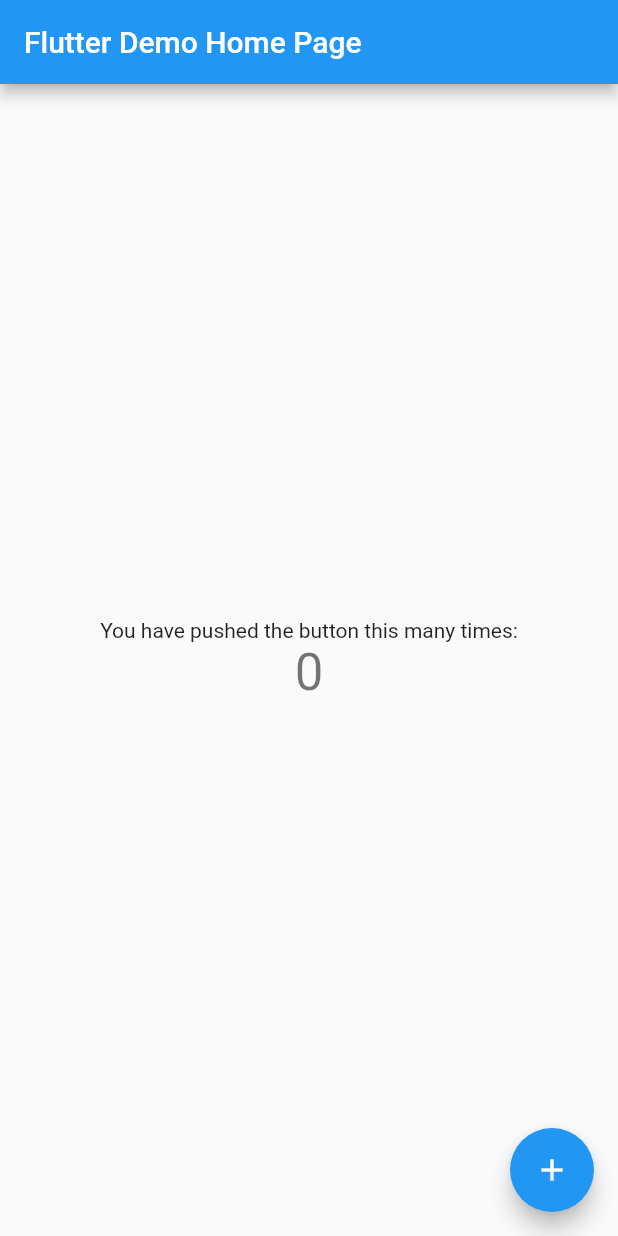
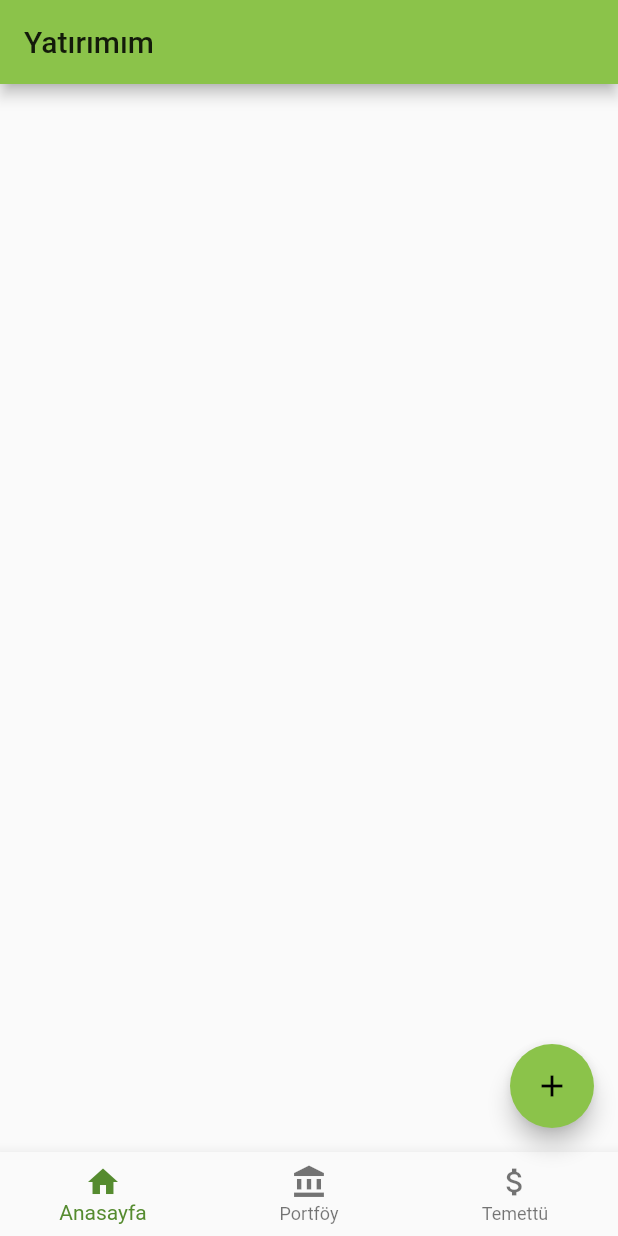
Before and after one commit to farukguner/my_investing, a Flutter app: the screen it shows after launch, on a phone screen of 412 x 824 dp. Run offline on Flutter 3.47's test engine with Material 2 defaults, Android fonts, the light colour scheme and no system bars.

Commit message:
[2] UI düzenlemeleri yapıldı.

```diff
--- a/lib/main.dart
+++ b/lib/main.dart
@@ -9,40 +9,19 @@
   @override
   Widget build(BuildContext context) {
     return MaterialApp(
-      title: 'Flutter Demo',
+      debugShowCheckedModeBanner: false,
+      title: 'Yatırımım',
       theme: ThemeData(
-        // This is the theme of your application.
-        //
-        // Try running your application with "flutter run". You'll see the
-        // application has a blue toolbar. Then, without quitting the app, try
-        // changing the primarySwatch below to Colors.green and then invoke
-        // "hot reload" (press "r" in the console where you ran "flutter run",
-        // or simply save your changes to "hot reload" in a Flutter IDE).
-        // Notice that the counter didn't reset back to zero; the application
-        // is not restarted.
-        primarySwatch: Colors.blue,
-        // This makes the visual density adapt to the platform that you run
-        // the app on. For desktop platforms, the controls will be smaller and
-        // closer together (more dense) than on mobile platforms.
+        primarySwatch: Colors.lightGreen,
         visualDensity: VisualDensity.adaptivePlatformDensity,
       ),
-      home: MyHomePage(title: 'Flutter Demo Home Page'),
+      home: MyHomePage(title: 'Yatırımım'),
     );
   }
 }
 
 class MyHomePage extends StatefulWidget {
   MyHomePage({Key key, this.title}) : super(key: key);
-
-  // This widget is the home page of your application. It is stateful, meaning
-  // that it has a State object (defined below) that contains fields that affect
-  // how it looks.
-
-  // This class is the configuration for the state. It holds the values (in this
-  // case the title) provided by the parent (in this case the App widget) and
-  // used by the build method of the State. Fields in a Widget subclass are
-  // always marked "final".
-
   final String title;
 
   @override
@@ -50,68 +29,50 @@
 }
 
 class _MyHomePageState extends State<MyHomePage> {
-  int _counter = 0;
+  int _selectedIndex = 0;
 
-  void _incrementCounter() {
+  void _onItemTapped(int index) {
     setState(() {
-      // This call to setState tells the Flutter framework that something has
-      // changed in this State, which causes it to rerun the build method below
-      // so that the display can reflect the updated values. If we changed
-      // _counter without calling setState(), then the build method would not be
-      // called again, and so nothing would appear to happen.
-      _counter++;
+      _selectedIndex = index;
     });
   }
 
   @override
   Widget build(BuildContext context) {
-    // This method is rerun every time setState is called, for instance as done
-    // by the _incrementCounter method above.
-    //
-    // The Flutter framework has been optimized to make rerunning build methods
-    // fast, so that you can just rebuild anything that needs updating rather
-    // than having to individually change instances of widgets.
     return Scaffold(
       appBar: AppBar(
-        // Here we take the value from the MyHomePage object that was created by
-        // the App.build method, and use it to set our appbar title.
         title: Text(widget.title),
       ),
       body: Center(
-        // Center is a layout widget. It takes a single child and positions it
-        // in the middle of the parent.
         child: Column(
-          // Column is also a layout widget. It takes a list of children and
-          // arranges them vertically. By default, it sizes itself to fit its
-          // children horizontally, and tries to be as tall as its parent.
-          //
-          // Invoke "debug painting" (press "p" in the console, choose the
-          // "Toggle Debug Paint" action from the Flutter Inspector in Android
-          // Studio, or the "Toggle Debug Paint" command in Visual Studio Code)
-          // to see the wireframe for each widget.
-          //
-          // Column has various properties to control how it sizes itself and
-          // how it positions its children. Here we use mainAxisAlignment to
-          // center the children vertically; the main axis here is the vertical
-          // axis because Columns are vertical (the cross axis would be
-          // horizontal).
           mainAxisAlignment: MainAxisAlignment.center,
-          children: <Widget>[
-            Text(
-              'You have pushed the button this many times:',
-            ),
-            Text(
-              '$_counter',
-              style: Theme.of(context).textTheme.headline4,
-            ),
-          ],
+          children: <Widget>[],
         ),
       ),
+      bottomNavigationBar: BottomNavigationBar(
+        items: const <BottomNavigationBarItem>[
+          BottomNavigationBarItem(
+            icon: Icon(Icons.home),
+            title: Text('Anasayfa'),
+          ),
+          BottomNavigationBarItem(
+            icon: Icon(Icons.account_balance),
+            title: Text('Portföy'),
+          ),
+          BottomNavigationBarItem(
+            icon: Icon(Icons.attach_money),
+            title: Text('Temettü'),
+          ),
+        ],
+        currentIndex: _selectedIndex,
+        selectedItemColor: Colors.lightGreen[800],
+        onTap: _onItemTapped,
+      ),
       floatingActionButton: FloatingActionButton(
-        onPressed: _incrementCounter,
+        onPressed: null,
         tooltip: 'Increment',
         child: Icon(Icons.add),
-      ), // This trailing comma makes auto-formatting nicer for build methods.
+      ),
     );
   }
 }
```
Also changed, not shown: 1 other file.
